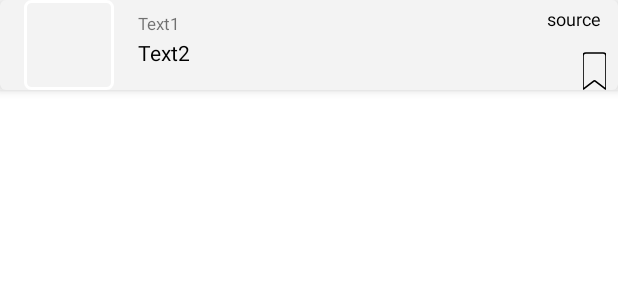
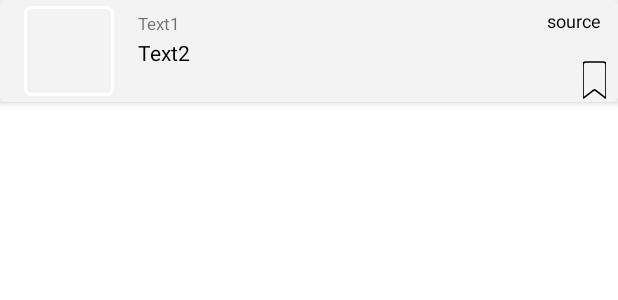
Before and after one commit to abetx10/News_feed, an Android app: the layout item_list.xml on its own in the app's theme, with its tools: preview values and no code run, on a phone screen of 412 x 824 dp. Shown: the top 300 px of the screen. Run offline under Robolectric (Android 15) with nearby library versions, the light colour scheme and no system bars.

Commit message:
ui 1st fixes

```diff
--- a/app/src/main/java/com/example/newsfeed/presentation/SourceFilter.kt
+++ b/app/src/main/java/com/example/newsfeed/presentation/SourceFilter.kt
@@ -3,12 +3,12 @@ package com.example.newsfeed.presentation
 import android.os.Build
 import android.os.Bundle
 import android.util.Log
-import androidx.fragment.app.Fragment
 import android.view.LayoutInflater
 import android.view.View
 import android.view.ViewGroup
 import android.widget.Button
 import androidx.annotation.RequiresApi
+import androidx.fragment.app.Fragment
 import androidx.fragment.app.activityViewModels
 import com.example.newsfeed.R
 import com.example.newsfeed.data.NewsSource
--- a/app/src/main/res/layout/fragment_source_filter.xml
+++ b/app/src/main/res/layout/fragment_source_filter.xml
@@ -4,8 +4,7 @@
     xmlns:tools="http://schemas.android.com/tools"
     android:layout_width="match_parent"
     android:layout_height="match_parent"
-    android:id="@+id/SourceFilter"
-    android:background="@android:color/white">
+    android:id="@+id/SourceFilter">
 
     <Button
         android:id="@+id/btnHabrFilter"
--- a/app/src/main/res/layout/item_list.xml
+++ b/app/src/main/res/layout/item_list.xml
@@ -15,8 +15,10 @@
         android:layout_width="60dp"
         android:layout_height="60dp"
         android:layout_marginStart="16dp"
+        android:layout_marginTop="4dp"
+        android:layout_marginBottom="4dp"
+        android:adjustViewBounds="true"
         android:foreground="@drawable/rounded_image_view"
-        android:adjustViewBounds="true"
         android:scaleType="centerCrop"
         app:layout_constraintBottom_toBottomOf="parent"
         app:layout_constraintStart_toStartOf="parent"
@@ -53,14 +55,15 @@
         android:id="@+id/tvItemSource"
         android:layout_width="wrap_content"
         android:layout_height="20dp"
+        android:layout_marginTop="2dp"
         android:layout_marginEnd="4dp"
+        android:gravity="center"
         android:maxEms="8"
+        android:paddingLeft="8dp"
+        android:paddingRight="8dp"
         android:text="@string/source"
         android:textColor="@color/black"
         android:textSize="12sp"
-        android:gravity="center"
-        android:paddingLeft="8dp"
-        android:paddingRight="8dp"
         app:layout_constraintBottom_toTopOf="@+id/tvItemTitle"
         app:layout_constraintEnd_toEndOf="parent"
         app:layout_constraintTop_toTopOf="parent" />
@@ -71,6 +74,7 @@
         android:layout_width="15dp"
         android:layout_height="25dp"
         android:layout_marginEnd="8dp"
+        android:layout_marginBottom="2dp"
         android:background="@drawable/favorite_toggle_background"
         android:textOff=""
         android:textOn=""
```
Also changed, not shown: app/src/main/java/com/example/newsfeed/domain/DateTimeUtils.kt (+13 -10 lines), app/src/main/java/com/example/newsfeed/presentation/MainFragment.kt (+10 -0 lines).
